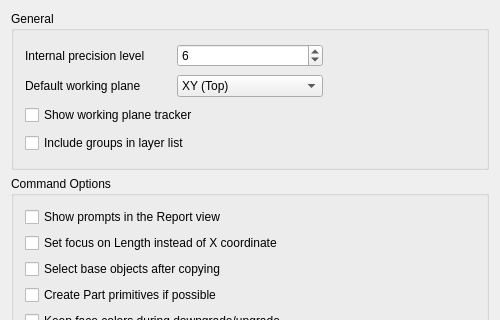
First picture: the form in src/Mod/Draft/Resources/ui/preferences-draft.ui, repository southseact-3d/fcd, before the edit; both pictures show x 0 to 500 and y 0 to 320 of the 500 by 560 pixel window.
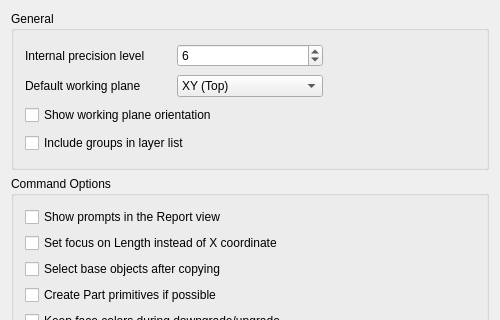
Second picture: the form after the edit. Custom widgets are drawn as their Qt base class.

```diff
--- a/src/Mod/Draft/Resources/ui/preferences-draft.ui
+++ b/src/Mod/Draft/Resources/ui/preferences-draft.ui
@@ -113,7 +113,7 @@
 plane orientation appears when picking points</string>
         </property>
         <property name="text">
-         <string>Show working plane tracker</string>
+         <string>Show working plane orientation</string>
         </property>
         <property name="prefEntry" stdset="0">
          <cstring>showPlaneTracker</cstring>
```
